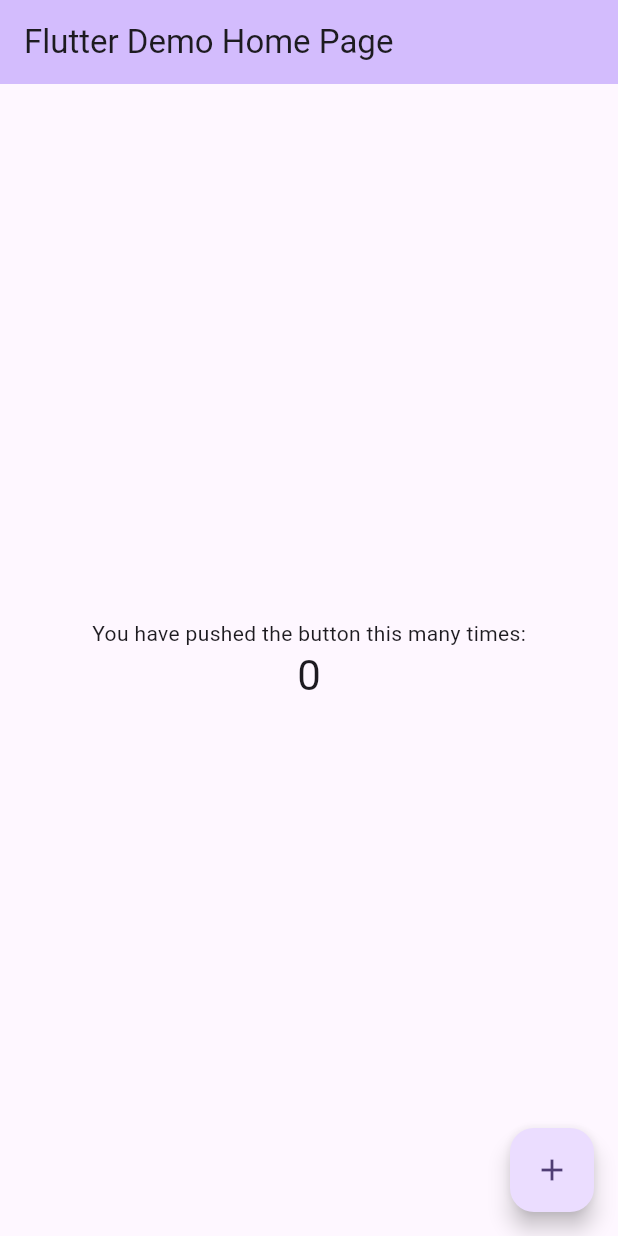
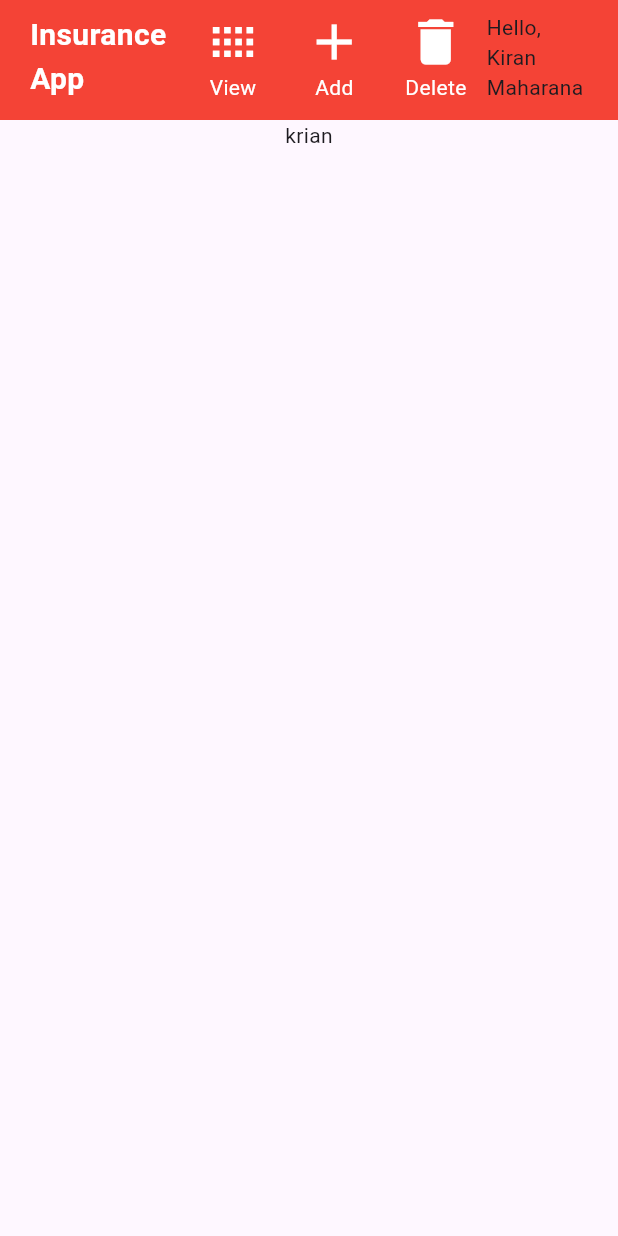
Before and after one commit to kiran11621/flutter, a Flutter app: the screen it shows after launch, on a phone screen of 412 x 824 dp. Run offline on Flutter 3.47's test engine with Material 3 defaults, Android fonts, the phone set to English and light mode, and no system bars.

Commit message:
home page and custom navbar

```diff
--- /dev/null
+++ b/insuranceapp/lib/custom_nav_bar.dart
@@ -0,0 +1,93 @@
+import 'package:flutter/material.dart';
+
+class CustomNavBar extends StatefulWidget {
+  const CustomNavBar();
+
+  @override
+  State<CustomNavBar> createState() => _CustomNavBarState();
+}
+
+class _CustomNavBarState extends State<CustomNavBar> {
+  Widget columnForNavBar(IconData icon, String iconText) {
+    return Column(
+      children: [
+        Icon(
+          icon,
+          color: Colors.white,
+          size: 40,
+        ),
+        Text(
+          iconText,
+          style: TextStyle(
+            color: Colors.white,
+          ),
+        ),
+      ],
+    );
+  }
+
+  @override
+  Widget build(BuildContext context) {
+    return Container(
+      alignment: Alignment.topCenter,
+      height: 80,
+      width: double.infinity,
+      color: Colors.red,
+      child: Column(
+        children: [
+          Padding(
+            padding: const EdgeInsets.only(
+              left: 20,
+              right: 20,
+              top: 8,
+              bottom: 8,
+            ),
+            child: Row(
+              crossAxisAlignment: CrossAxisAlignment.center,
+              children: [
+                Expanded(
+                  flex: 3,
+                  child: Center(
+                    child: Text(
+                      'Insurance App',
+                      style: TextStyle(
+                        color: Colors.white,
+                        fontWeight: FontWeight.bold,
+                        fontSize: 20,
+                      ),
+                    ),
+                  ),
+                ),
+                Expanded(
+                  flex: 2,
+                  child: columnForNavBar(
+                    Icons.view_compact_rounded,
+                    'View',
+                  ),
+                ),
+                Expanded(
+                  flex: 2,
+                  child: columnForNavBar(
+                    Icons.add,
+                    'Add',
+                  ),
+                ),
+                Expanded(
+                  flex: 2,
+                  child: columnForNavBar(
+                    Icons.delete,
+                    'Delete',
+                  ),
+                ),
+                Expanded(
+                  flex: 2,
+                  child: Text('Hello, Kiran Maharana'),
+                ),
+              ],
+            ),
+          )
+        ],
+      ),
+    );
+  }
+}
--- /dev/null
+++ b/insuranceapp/lib/home.dart
@@ -0,0 +1,25 @@
+import 'package:flutter/material.dart';
+import 'package:insuranceapp/custom_nav_bar.dart';
+
+class HomePage extends StatefulWidget {
+  const HomePage({super.key});
+
+  @override
+  State<HomePage> createState() => _HomePageState();
+}
+
+class _HomePageState extends State<HomePage> {
+  @override
+  Widget build(BuildContext context) {
+    return Scaffold(
+      body: Column(
+        children: [
+          CustomNavBar(),
+          Text(
+            'krian',
+          ),
+        ],
+      ),
+    );
+  }
+}
--- a/insuranceapp/lib/main.dart
+++ b/insuranceapp/lib/main.dart
@@ -1,4 +1,5 @@
 import 'package:flutter/material.dart';
+import 'package:insuranceapp/home.dart';
 
 void main() {
   runApp(const MyApp());
@@ -7,119 +8,15 @@ void main() {
 class MyApp extends StatelessWidget {
   const MyApp({super.key});
 
-  // This widget is the root of your application.
   @override
   Widget build(BuildContext context) {
     return MaterialApp(
-      title: 'Flutter Demo',
+      title: 'Flutter kiran',
       theme: ThemeData(
-        // This is the theme of your application.
-        //
-        // TRY THIS: Try running your application with "flutter run". You'll see
-        // the application has a blue toolbar. Then, without quitting the app,
-        // try changing the seedColor in the colorScheme below to Colors.green
-        // and then invoke "hot reload" (save your changes or press the "hot
-        // reload" button in a Flutter-supported IDE, or press "r" if you used
-        // the command line to start the app).
-        //
-        // Notice that the counter didn't reset back to zero; the application
-        // state is not lost during the reload. To reset the state, use hot
-        // restart instead.
-        //
-        // This works for code too, not just values: Most code changes can be
-        // tested with just a hot reload.
         colorScheme: ColorScheme.fromSeed(seedColor: Colors.deepPurple),
         useMaterial3: true,
       ),
-      home: const MyHomePage(title: 'Flutter Demo Home Page'),
+      home: HomePage(),
     );
   }
 }
-
-class MyHomePage extends StatefulWidget {
-  const MyHomePage({super.key, required this.title});
-
-  // This widget is the home page of your application. It is stateful, meaning
-  // that it has a State object (defined below) that contains fields that affect
-  // how it looks.
-
-  // This class is the configuration for the state. It holds the values (in this
-  // case the title) provided by the parent (in this case the App widget) and
-  // used by the build method of the State. Fields in a Widget subclass are
-  // always marked "final".
-
-  final String title;
-
-  @override
-  State<MyHomePage> createState() => _MyHomePageState();
-}
-
-class _MyHomePageState extends State<MyHomePage> {
-  int _counter = 0;
-
-  void _incrementCounter() {
-    setState(() {
-      // This call to setState tells the Flutter framework that something has
-      // changed in this State, which causes it to rerun the build method below
-      // so that the display can reflect the updated values. If we changed
-      // _counter without calling setState(), then the build method would not be
-      // called again, and so nothing would appear to happen.
-      _counter++;
-    });
-  }
-
-  @override
-  Widget build(BuildContext context) {
-    // This method is rerun every time setState is called, for instance as done
-    // by the _incrementCounter method above.
-    //
-    // The Flutter framework has been optimized to make rerunning build methods
-    // fast, so that you can just rebuild anything that needs updating rather
-    // than having to individually change instances of widgets.
-    return Scaffold(
-      appBar: AppBar(
-        // TRY THIS: Try changing the color here to a specific color (to
-        // Colors.amber, perhaps?) and trigger a hot reload to see the AppBar
-        // change color while the other colors stay the same.
-        backgroundColor: Theme.of(context).colorScheme.inversePrimary,
-        // Here we take the value from the MyHomePage object that was created by
-        // the App.build method, and use it to set our appbar title.
-        title: Text(widget.title),
-      ),
-      body: Center(
-        // Center is a layout widget. It takes a single child and positions it
-        // in the middle of the parent.
-        child: Column(
-          // Column is also a layout widget. It takes a list of children and
-          // arranges them vertically. By default, it sizes itself to fit its
-          // children horizontally, and tries to be as tall as its parent.
-          //
-          // Column has various properties to control how it sizes itself and
-          // how it positions its children. Here we use mainAxisAlignment to
-          // center the children vertically; the main axis here is the vertical
-          // axis because Columns are vertical (the cross axis would be
-          // horizontal).
-          //
-          // TRY THIS: Invoke "debug painting" (choose the "Toggle Debug Paint"
-          // action in the IDE, or press "p" in the console), to see the
-          // wireframe for each widget.
-          mainAxisAlignment: MainAxisAlignment.center,
-          children: <Widget>[
-            const Text(
-              'You have pushed the button this many times:',
-            ),
-            Text(
-              '$_counter',
-              style: Theme.of(context).textTheme.headlineMedium,
-            ),
-          ],
-        ),
-      ),
-      floatingActionButton: FloatingActionButton(
-        onPressed: _incrementCounter,
-        tooltip: 'Increment',
-        child: const Icon(Icons.add),
-      ), // This trailing comma makes auto-formatting nicer for build methods.
-    );
-  }
-}
```
